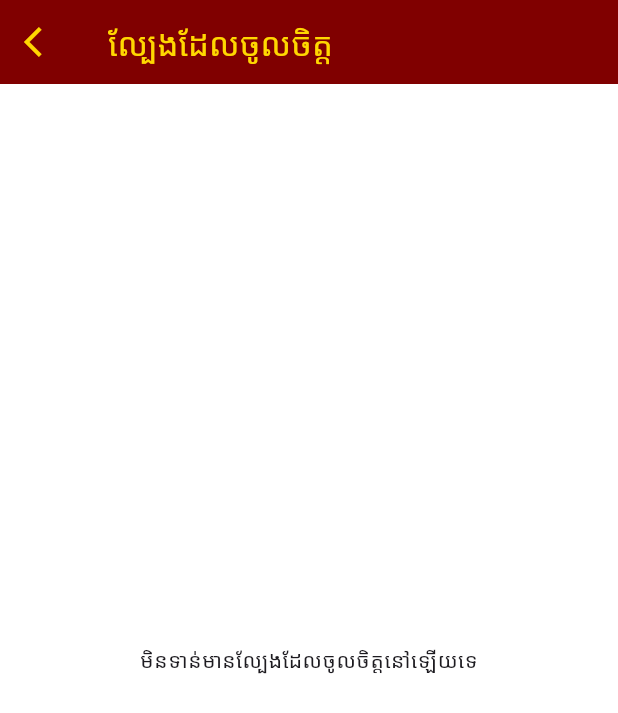
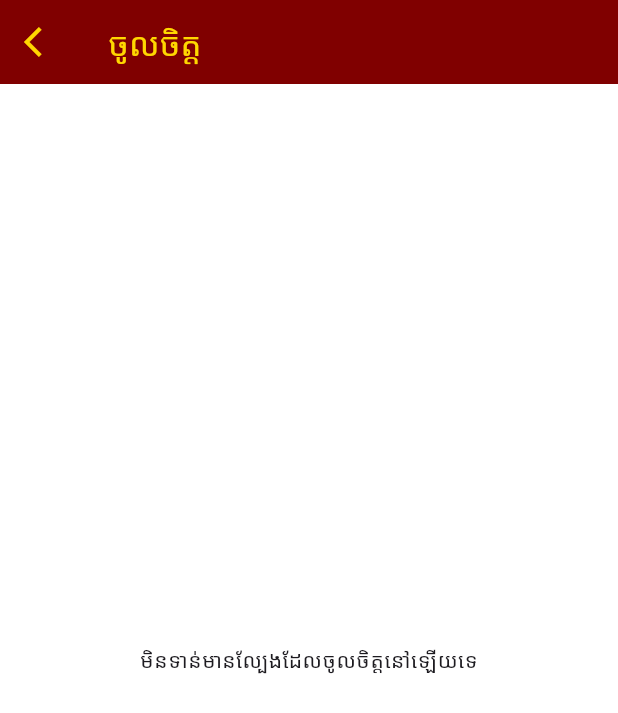
Before and after one commit to HenglySok/tradiinal_game, a Flutter app: the LikedListScreen screen opened directly, on a phone screen of 412 x 824 dp. Shown: the top 713 px of the screen. Run offline on Flutter 3.47's test engine with Material 3 defaults, Android fonts, the phone set to English and light mode, and no system bars.

Commit message:
fix issuz

```diff
--- a/lib/pages/liked_list_screen.dart
+++ b/lib/pages/liked_list_screen.dart
@@ -15,7 +15,7 @@ class LikedListScreen extends StatelessWidget {
       appBar: AppBar(
         backgroundColor: const Color(0xff800000), // Dark Red
         title: const Text(
-          "ល្បែងដែលចូលចិត្ត",
+          "ចូលចិត្ត",
           style: TextStyle(color: Color(0xffFFD700)),
         ),
         leading: IconButton(
--- a/lib/pages/saved_list_screen.dart
+++ b/lib/pages/saved_list_screen.dart
@@ -15,7 +15,7 @@ class SavedListScreen extends StatelessWidget {
       appBar: AppBar(
         backgroundColor: const Color(0xff800000),
         title: const Text(
-          "បញ្ជីរក្សាទុក",
+          "រក្សាទុក",
           style: TextStyle(color: Color(0xffFFD700)),
         ),
         leading: IconButton(
```
